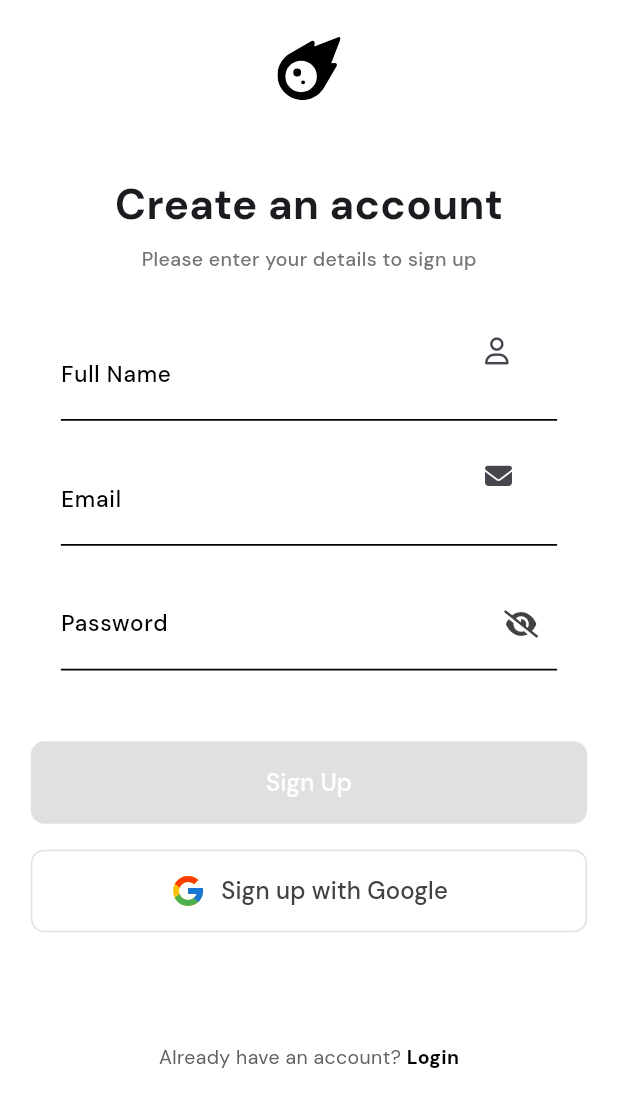
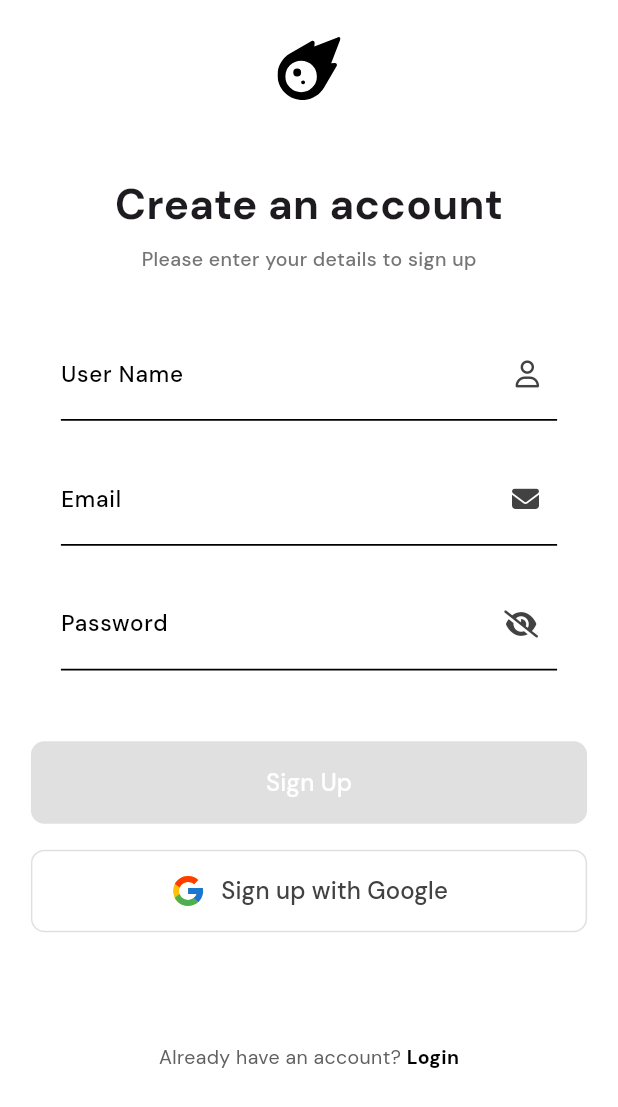
Before and after one commit to Jayanth1312/ActionBar, a Flutter app: the screen it shows after launch, after a tap on "Sign Up", on a phone screen of 412 x 824 dp. Shown: the top 1107 px of the screen. Run offline on Flutter 3.47's test engine with Material 3 defaults, Android fonts, the phone set to English and light mode, and no system bars; our stand-ins replace flutter_svg, font_awesome_flutter.

Commit message:
first commit

```diff
--- a/lib/pages/login_page.dart
+++ b/lib/pages/login_page.dart
@@ -132,9 +132,17 @@ class _LoginPageState extends State<LoginPage> {
                         labelText: 'Email',
                         errorText: _emailError,
                         isValid: _isEmailValid,
-                        suffixIcon: const FaIcon(
-                          FontAwesomeIcons.solidEnvelope,
-                          size: 18,
+                        suffixIcon: Container(
+                          width: 40,
+                          alignment: Alignment.centerRight,
+                          child: Padding(
+                            padding: const EdgeInsets.only(right: 12.0),
+                            child: FaIcon(
+                              FontAwesomeIcons.solidEnvelope,
+                              size: 18,
+                              color: Colors.grey[800],
+                            ),
+                          ),
                         ),
                         onChanged: _validateEmail,
                       ),
--- a/lib/pages/signup_page.dart
+++ b/lib/pages/signup_page.dart
@@ -150,12 +150,20 @@ class _SignupPageState extends State<SignupPage> {
                       // Full name with validation
                       CustomTextField(
                         controller: _nameController,
-                        labelText: 'Full Name',
+                        labelText: 'User Name',
                         errorText: _nameError,
                         isValid: _isNameValid,
-                        suffixIcon: const FaIcon(
-                          FontAwesomeIcons.user,
-                          size: 18,
+                        suffixIcon: Container(
+                          width: 40,
+                          alignment: Alignment.centerRight,
+                          child: Padding(
+                            padding: const EdgeInsets.only(right: 12.0),
+                            child: FaIcon(
+                              FontAwesomeIcons.user,
+                              size: 18,
+                              color: Colors.grey[800],
+                            ),
+                          ),
                         ),
                         onChanged: _validateName,
                       ),
@@ -166,9 +174,17 @@ class _SignupPageState extends State<SignupPage> {
                         labelText: 'Email',
                         errorText: _emailError,
                         isValid: _isEmailValid,
-                        suffixIcon: const FaIcon(
-                          FontAwesomeIcons.solidEnvelope,
-                          size: 18,
+                        suffixIcon: Container(
+                          width: 40,
+                          alignment: Alignment.centerRight,
+                          child: Padding(
+                            padding: const EdgeInsets.only(right: 12.0),
+                            child: FaIcon(
+                              FontAwesomeIcons.solidEnvelope,
+                              size: 18,
+                              color: Colors.grey[800],
+                            ),
+                          ),
                         ),
                         onChanged: _validateEmail,
                       ),
```
